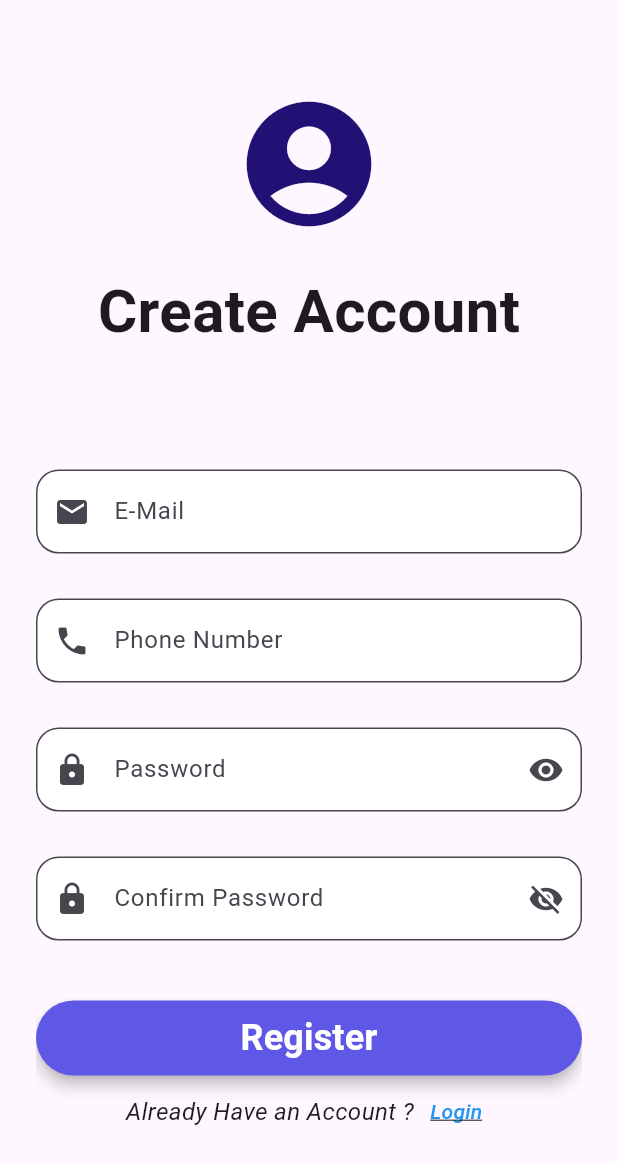
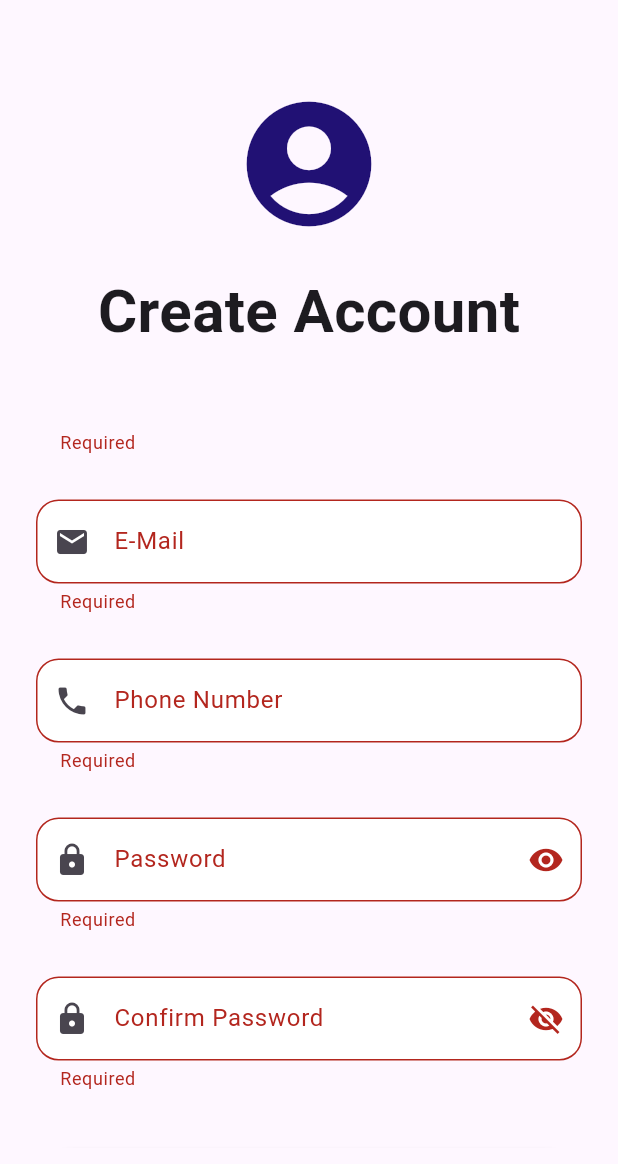
Before and after one commit to Galon123/Campus-Market-Place-App, a Flutter app: the RegisterScreen screen opened by its route, scrolled down 59 dp, after a tap on "Register", on a phone screen of 412 x 824 dp. Shown: the top 1164 px of the screen. Run offline on Flutter 3.47's test engine with Material 3 defaults, Android fonts, the phone set to English and light mode, and no system bars; our stand-ins replace cookie_jar, dio, dio_cookie_manager.

Commit message:
Auth done(Both register and Login)

```diff
--- a/lib/screens/registerScreen.dart
+++ b/lib/screens/registerScreen.dart
@@ -1,5 +1,7 @@
 import 'package:e_commerce_refactor/constants.dart';
+import 'package:e_commerce_refactor/providers/UserProvider.dart';
 import 'package:flutter/material.dart';
+import 'package:provider/provider.dart';
 
 class RegisterScreen extends StatefulWidget {
   const RegisterScreen({super.key});
@@ -18,11 +20,35 @@ class _RegisterScreenState extends State<RegisterScreen> {
   final _passwordController = TextEditingController();
   final _confirmPasswordController = TextEditingController();
 
+  bool _isLoading = false;
   bool _isPassVisible = true;
   bool _isConfirmPassVisible = false;
 
+
   @override
   Widget build(BuildContext context) {
+
+    Future<void> handleRegister() async{
+
+      if(!_formkey.currentState!.validate()) return;
+
+      setState(() => _isLoading=true);
+
+      try{
+        final userProvider = Provider.of<UserProvider>(context, listen: false);
+
+        bool success = await userProvider.register(_usernameController.text.trim(), _emailController.text, _phoneNoController.text, _passwordController.text);
+
+        ScaffoldMessenger.of(context).showSnackBar(SnackBar(content: success ? Text("Registered Successfully, Please Login....") : Text("Username or Email or Phone Number already registered")));
+        Navigator.of(context).popUntil((route)=>route.isFirst);
+
+      } catch(e) {
+        debugPrint("Error in Registering : $e");
+      } finally {
+        setState(() => _isLoading = false);
+      }
+    }
+
     return Scaffold(
       body: Center(
         child: Container(
@@ -57,8 +83,9 @@ class _RegisterScreenState extends State<RegisterScreen> {
                               fillColor: AppColors.textColorDefault
                             ),
                             validator: (value)  {
-                              value!.isEmpty ? "Required" : null;
-                              value.length < 3 ? "Too Short" : null;
+                              if(value!.isEmpty) return "Required";
+                              if(value.length < 3 || value.length > 20) return "Username has to be between 3 ans 20 characters";
+                              return null;
                             },
                           ),
                           const SizedBox(height: 30,),
@@ -73,8 +100,9 @@ class _RegisterScreenState extends State<RegisterScreen> {
                               fillColor: AppColors.textColorDefault
                             ),
                             validator: (value)  {
-                              value!.isEmpty ? "Required" : null;
-                              !value.toLowerCase().endsWith("@gectcr.ac.in") ? "Must be a Valid College E-mail" : null;
+                              if(value!.isEmpty) return "Required";
+                              if(!value.toLowerCase().endsWith("@gectcr.ac.in")) return "Must be a College registered E-mail";
+                              return null;
                             },
                           ),
                           const SizedBox(height: 30,),
@@ -89,8 +117,9 @@ class _RegisterScreenState extends State<RegisterScreen> {
                               fillColor: AppColors.textColorDefault
                             ),
                             validator: (value)  {
-                              value!.isEmpty ? "Required" : null;
-                              value.length != 10 ? "Invalid Phone number" : null;
+                              if(value!.isEmpty) return "Required";
+                              if(value.length != 10) return "Invalid Phone Number";
+                              return null;
                             },
                           ),
                           const SizedBox(height: 30,),
@@ -111,10 +140,11 @@ class _RegisterScreenState extends State<RegisterScreen> {
                               )
                             ),
                             validator: (value)  {
-                              value!.isEmpty ? "Required" : null;
-                              !value.contains(RegExp(r'[A-Z]')) ? "One UpperCase Character Required" : null;
-                              !value.contains(RegExp(r'[a-z]')) ? "One LowerCase Character Required" : null;
-                              !value.contains(RegExp(r'[0-9]')) ? "One Number Required" : null;
+                              if(value!.isEmpty) return "Required";
+                              if(!value.contains(RegExp(r'[A-Z]'))) return "Must have an UpperCase character";
+                              if(!value.contains(RegExp(r'[a-z]'))) return "Must have a LowerCase character";
+                              if(!value.contains(RegExp(r'[0-9]'))) return "Must have a Number";
+                              return null;
                             },
                           ),
                           const SizedBox(height: 30,),
@@ -135,8 +165,9 @@ class _RegisterScreenState extends State<RegisterScreen> {
                               )
                             ),
                             validator: (value)  {
-                              value!.isEmpty ? "Required" : null;
-                              value != _passwordController.text ? "Must Be Same as Password" : null;
+                              if(value!.isEmpty) return "Required";
+                              if(value != _passwordController.text) return "Must be the same as Password";
+                              return null;
                             },
                           ),
                           const SizedBox(height: 40,),
@@ -146,12 +177,14 @@ class _RegisterScreenState extends State<RegisterScreen> {
                             width: double.infinity,
                             child: ElevatedButton(
                               style: ElevatedButton.styleFrom(backgroundColor: AppColors.primaryColor, elevation: 4),
-                              onPressed: () => {},
-                              child: Text("Register", style: TextStyle(
-                                fontSize: AppTextSizes.subHeadings,
-                                fontWeight: FontWeight.w600,
-                                color: Colors.white
-                              ),)
+                              onPressed: _isLoading ? null : handleRegister,
+                              child: _isLoading
+                              ? CircularProgressIndicator(color: Colors.white,)
+                              : Text("Register", style: TextStyle(
+                                  fontSize: AppTextSizes.subHeadings,
+                                  fontWeight: FontWeight.w600,
+                                  color: Colors.white
+                                ),)
                             ),
                           ),
 
@@ -190,10 +223,4 @@ class _RegisterScreenState extends State<RegisterScreen> {
       ),
     );
   }
-
-  // Future<void> _handleRegister(){
-
-  // }
-
-
 }
```
Also changed, not shown: lib/providers/UserProvider.dart (+24 -0 lines).
